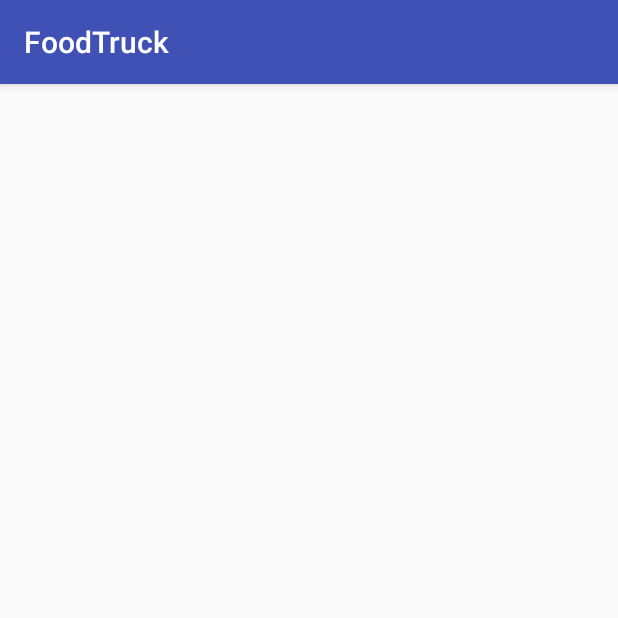
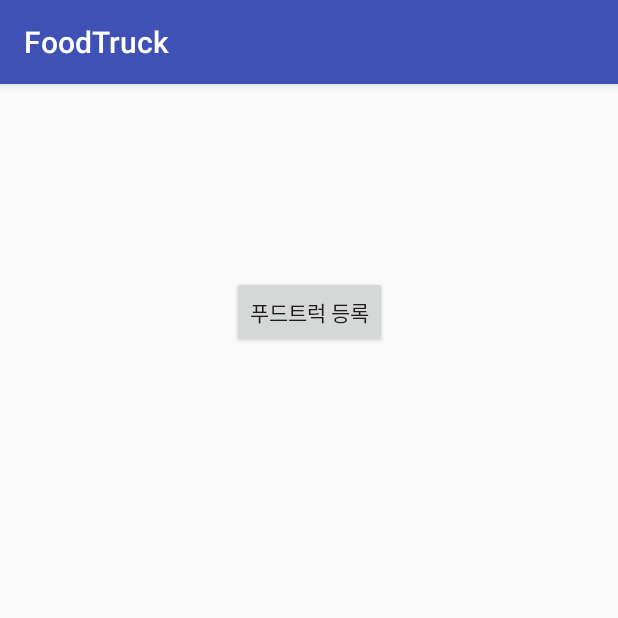
Before and after one commit to Haejoon0313/2017Fall_FoodTruck, an Android app: the MainActivity screen opened directly, with no data from a screen before it, on a phone screen of 412 x 824 dp, the top half of it. Run offline under Robolectric (Android 15) with nearby library versions, the light colour scheme and no system bars.

Commit message:
Skip Button 추가 및 푸드트럭 등록 페이지 생성

```diff
--- a/FoodTruck/app/src/main/java/com/example/john/foodtruck/MainActivity.java
+++ b/FoodTruck/app/src/main/java/com/example/john/foodtruck/MainActivity.java
@@ -1,7 +1,10 @@
 package com.example.john.foodtruck;
 
+import android.content.Intent;
 import android.support.v7.app.AppCompatActivity;
 import android.os.Bundle;
+import android.view.View;
+import android.widget.Button;
 
 public class MainActivity extends AppCompatActivity {
 
@@ -9,5 +12,15 @@ public class MainActivity extends AppCompatActivity {
     protected void onCreate(Bundle savedInstanceState) {
         super.onCreate(savedInstanceState);
         setContentView(R.layout.activity_main);
+
+        Button FTButton = (Button) findViewById(R.id.FT_create);
+
+        FTButton.setOnClickListener(new View.OnClickListener(){
+            @Override
+            public void onClick(View view) {
+                Intent FTcreateIntent = new Intent(MainActivity.this, RegisterActivity.class);
+                MainActivity.this.startActivity(FTcreateIntent);
+            }
+        });
     }
 }
--- a/FoodTruck/app/src/main/res/layout/activity_main.xml
+++ b/FoodTruck/app/src/main/res/layout/activity_main.xml
@@ -6,4 +6,15 @@
     android:layout_height="match_parent"
     tools:context="com.example.john.foodtruck.MainActivity">
 
+    <Button
+        android:id="@+id/FT_create"
+        android:layout_width="wrap_content"
+        android:layout_height="wrap_content"
+        android:layout_marginEnd="8dp"
+        android:layout_marginStart="8dp"
+        android:layout_marginTop="128dp"
+        android:text="푸드트럭 등록"
+        app:layout_constraintEnd_toEndOf="parent"
+        app:layout_constraintStart_toStartOf="parent"
+        app:layout_constraintTop_toTopOf="parent" />
 </android.support.constraint.ConstraintLayout>
```
Also changed, not shown: FoodTruck/app/src/main/AndroidManifest.xml (+5 -2 lines), FoodTruck/app/src/main/java/com/example/john/foodtruck/FT_CreateActivity.java (added, +13 -0 lines), FoodTruck/app/src/main/java/com/example/john/foodtruck/LoginActivity.java (+9 -0 lines), FoodTruck/app/src/main/res/layout/activity_ft__create.xml (added, +9 -0 lines), FoodTruck/app/src/main/res/layout/activity_login.xml (+9 -0 lines).
